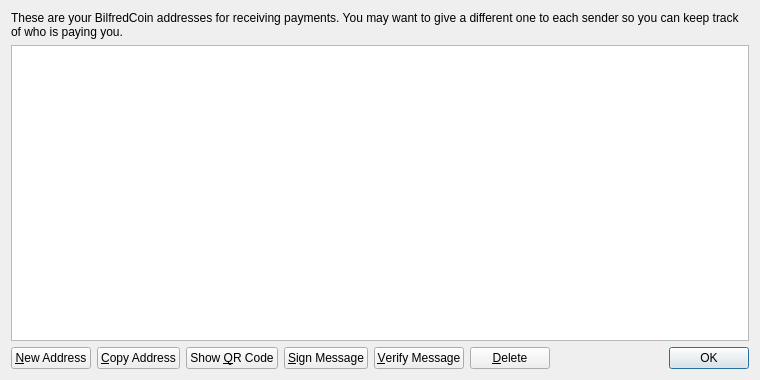
The window that src/qt/forms/addressbookpage.ui (cagedollar/cagedollar) describes before a commit, drawn with Qt 5.
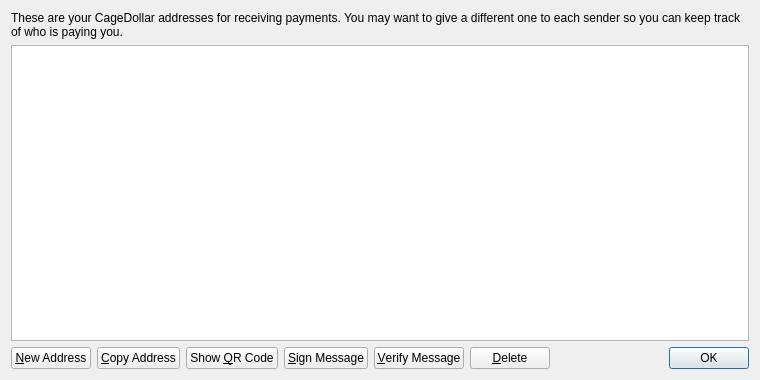
The same window after the commit. Icons and pictures are not drawn.

Diff of the .ui file:
```diff
--- a/src/qt/forms/addressbookpage.ui
+++ b/src/qt/forms/addressbookpage.ui
@@ -17,7 +17,7 @@
    <item>
     <widget class="QLabel" name="labelExplanation">
      <property name="text">
-      <string>These are your BilfredCoin addresses for receiving payments. You may want to give a different one to each sender so you can keep track of who is paying you.</string>
+      <string>These are your CageDollar addresses for receiving payments. You may want to give a different one to each sender so you can keep track of who is paying you.</string>
      </property>
      <property name="textFormat">
       <enum>Qt::PlainText</enum>
```
